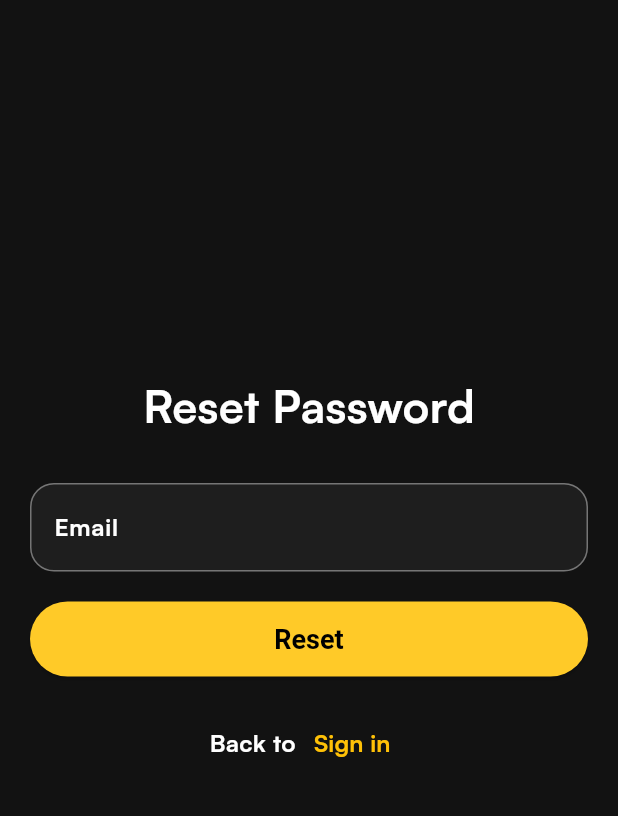
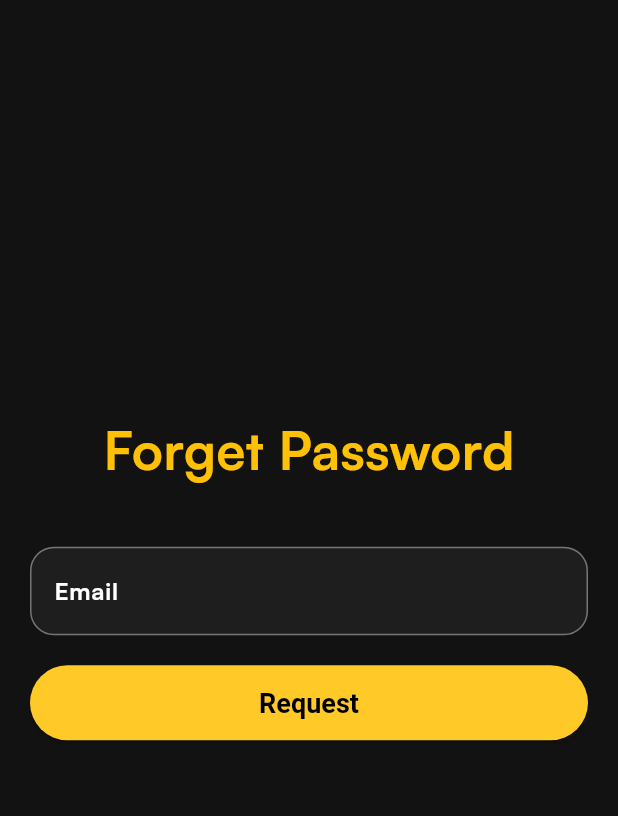
Before and after one commit to HiToandzzx/MBooking, a Flutter app: the SignInPage screen opened directly, after a tap on "Forget password", on a phone screen of 412 x 824 dp, the part 84-900 px from its top. Run offline on Flutter 3.47's test engine with Material 3 defaults, Android fonts, the phone set to English and light mode, and no system bars; our stand-ins replace carousel_slider, flutter_svg, rxdart, shared_preferences, youtube_player_flutter; accounts and stored records are empty; network calls fail.

Commit message:
add future forget password

```diff
--- /dev/null
+++ b/lib/view/auth/forget_password/view_request_email.dart
@@ -0,0 +1,122 @@
+import 'dart:async';
+import 'package:flutter/material.dart';
+import 'package:flutter_svg/svg.dart';
+import 'package:movies_app_ttcn/helper/snack_bar.dart';
+import 'package:movies_app_ttcn/view/auth/forget_password/view_request_otp.dart';
+import 'package:movies_app_ttcn/widgets/app_vector.dart';
+import 'package:movies_app_ttcn/widgets/basic_button.dart';
+import 'package:movies_app_ttcn/widgets/basic_text_field.dart';
+import '../../../view_model/viewmodel_user.dart';
+
+class EmailRequestPage extends StatefulWidget {
+  const EmailRequestPage({super.key});
+
+  @override
+  State<EmailRequestPage> createState() => _EmailRequestPageState();
+}
+
+class _EmailRequestPageState extends State<EmailRequestPage> {
+  final _emailController = TextEditingController();
+  final _viewModel = UserViewModel();
+
+  StreamSubscription<String?>? _successSubscription;
+  StreamSubscription<String?>? _errorSubscription;
+
+  @override
+  void dispose() {
+    _emailController.dispose();
+    _viewModel.dispose();
+    _successSubscription?.cancel();
+    _errorSubscription?.cancel();
+    super.dispose();
+  }
+
+  @override
+  Widget build(BuildContext context) {
+    return Scaffold(
+      appBar: AppBar(
+        title: SvgPicture.asset(
+          AppVector.logo,
+        ),
+        centerTitle: true,
+      ),
+      body: StreamBuilder<bool>(
+        stream: _viewModel.isLoading,
+        builder: (context, snapshot) {
+          final isLoading = snapshot.data ?? false;
+          return Center(
+            child: Padding(
+              padding: const EdgeInsets.symmetric(horizontal: 20),
+              child: SingleChildScrollView(
+                child: Column(
+                  mainAxisAlignment: MainAxisAlignment.center,
+                  children: [
+                    const Text(
+                      'Forget Password',
+                      style: TextStyle(
+                          fontSize: 35,
+                          fontWeight: FontWeight.bold,
+                          color: Colors.amber
+                      ),
+                    ),
+                    const SizedBox(height: 40,),
+
+                    // EMAIL
+                    StreamBuilder<Map<String, List<String>>?>(
+                      stream: _viewModel.detailedErrors,
+                      builder: (context, snapshot) {
+                        final errors = snapshot.data;
+                        return CustomTextField(
+                          controller: _emailController,
+                          labelText: 'Email',
+                          errorText: errors != null && errors.containsKey('email') ? errors['email']?.join(', ') : null,
+                        );
+                      },
+                    ),
+
+                    const SizedBox(height: 20,),
+
+                    // BUTTON LOGIN
+                    MainButton(
+                      onPressed: () async {
+                        _successSubscription?.cancel();
+                        _errorSubscription?.cancel();
+
+                        await _viewModel.requestEmail(
+                          _emailController.text,
+                        );
+
+                        _successSubscription = _viewModel.successMessage.listen((message) {
+                          if (message != null) {
+                            successSnackBar(context: context, message: message);
+                            Navigator.pushReplacement(
+                              context,
+                              MaterialPageRoute(
+                                builder: (context) => OTPRequestPage(
+                                  email: _emailController.text,
+                                ),
+                              ),
+                            );
+                          }
+                        });
+
+                        _errorSubscription = _viewModel.errorMessage.listen((message) {
+                          if (message != null) {
+                            failedSnackBar(context: context, message: message);
+                          }
+                        });
+                      },
+                      title: isLoading
+                          ? const CircularProgressIndicator(color: Colors.black,)
+                          : const Text('Request'),
+                    ),
+                  ],
+                ),
+              ),
+            ),
+          );
+        },
+      ),
+    );
+  }
+}
--- a/lib/view/auth/signin/view_signin.dart
+++ b/lib/view/auth/signin/view_signin.dart
@@ -2,12 +2,12 @@ import 'dart:async';
 import 'package:flutter/material.dart';
 import 'package:flutter_svg/svg.dart';
 import 'package:movies_app_ttcn/helper/snack_bar.dart';
-import 'package:movies_app_ttcn/view/auth/view_forget_pass.dart';
 import 'package:movies_app_ttcn/widgets/app_vector.dart';
 import 'package:movies_app_ttcn/widgets/basic_button.dart';
 import 'package:movies_app_ttcn/widgets/basic_text_field.dart';
 import 'package:movies_app_ttcn/widgets/checkbox.dart';
 import '../../bot_nav/bot_nav.dart';
+import '../forget_password/view_request_email.dart';
 import '../signup/view_signup.dart';
 import '../../../view_model/viewmodel_user.dart';
 
@@ -113,13 +113,11 @@ class _SignInPageState extends State<SignInPage> {
                         ),
                         TextButton(
                             onPressed: () {
-                              Navigator.pushReplacement(
+                              Navigator.push(
                                 context,
-                                PageRouteBuilder(
-                                  pageBuilder: (context, animation1, animation2) => const ForgetPassPage(),
-                                  transitionDuration: Duration.zero,
-                                  reverseTransitionDuration: Duration.zero,
-                                ),
+                                MaterialPageRoute(
+                                    builder: (context) => const EmailRequestPage(),
+                                )
                               );
                             },
                             child: const Text(
@@ -170,6 +168,7 @@ class _SignInPageState extends State<SignInPage> {
                     ),
 
                     const SizedBox(height: 20,),
+
                     Row(
                       mainAxisAlignment: MainAxisAlignment.center,
                       children: [
--- a/lib/view/tab_profile/view_edit_profile_page.dart
+++ b/lib/view/tab_profile/view_edit_profile_page.dart
@@ -99,6 +99,7 @@ class _EditProfilePageState extends State<EditProfilePage> {
                             _pictureController.text,
                             width: 130,
                             height: 130,
+                            fit: BoxFit.cover,
                             errorBuilder: (context, error, stackTrace) {
                               return const Icon(Icons.error, size: 100);
                             },
--- a/lib/view/trailer/watch_trailer.dart
+++ b/lib/view/trailer/watch_trailer.dart
@@ -27,6 +27,7 @@ class TrailerPageState extends State<TrailerPage> {
       flags: const YoutubePlayerFlags(
         autoPlay: true,
         mute: false,
+        loop: false,
       ),
     );
 
@@ -60,6 +61,7 @@ class TrailerPageState extends State<TrailerPage> {
           : AppBar(
               title: const Text("Trailer"),
               backgroundColor: Colors.black,
+              centerTitle: true,
             ),
       body: Column(
         children: [
```
Also changed, not shown: lib/view/auth/forget_password/view_new_password.dart (added, +150 -0 lines), lib/view/auth/forget_password/view_request_otp.dart (added, +131 -0 lines), lib/view/tab_profile/view_profile_page.dart (+22 -42 lines), lib/view_model/viewmodel_user.dart (+121 -0 lines).
